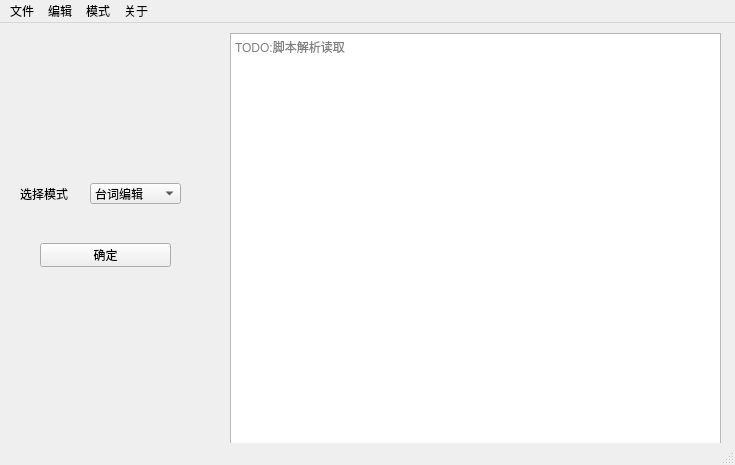
MRSlouzk/Renpy-editor, file src/ui/mainWindow.ui: the form before one commit.
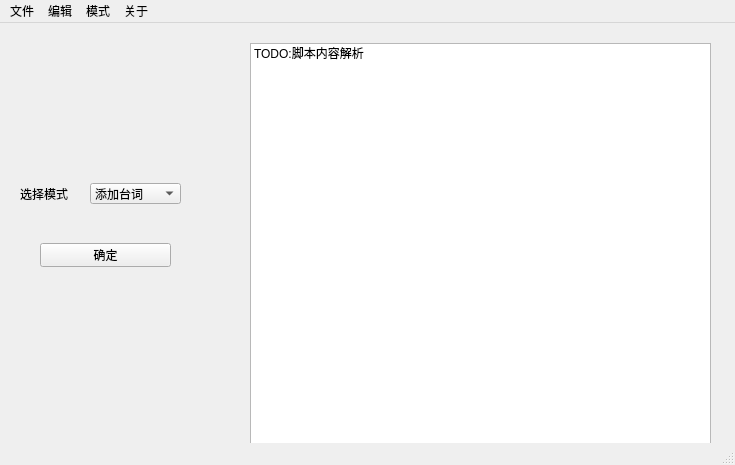
The form after the commit.

```diff
--- a/src/ui/mainWindow.ui
+++ b/src/ui/mainWindow.ui
@@ -37,7 +37,7 @@
      </rect>
     </property>
     <property name="currentText">
-     <string>台词编辑</string>
+     <string>添加台词</string>
     </property>
     <property name="currentIndex">
      <number>0</number>
@@ -45,6 +45,16 @@
     <property name="placeholderText">
      <string/>
     </property>
+    <item>
+     <property name="text">
+      <string>添加台词</string>
+     </property>
+    </item>
+    <item>
+     <property name="text">
+      <string>人物编辑</string>
+     </property>
+    </item>
     <item>
      <property name="text">
       <string>台词编辑</string>
@@ -86,19 +96,6 @@
      </property>
     </item>
    </widget>
-   <widget class="QTextBrowser" name="textBrowserScriptAnazly">
-    <property name="geometry">
-     <rect>
-      <x>230</x>
-      <y>10</y>
-      <width>491</width>
-      <height>411</height>
-     </rect>
-    </property>
-    <property name="placeholderText">
-     <string>TODO:脚本解析读取</string>
-    </property>
-   </widget>
    <widget class="QPushButton" name="pushButtonEnter">
     <property name="geometry">
      <rect>
@@ -112,6 +109,21 @@
      <string>确定</string>
     </property>
    </widget>
+   <widget class="QListWidget" name="listWidget">
+    <property name="geometry">
+     <rect>
+      <x>250</x>
+      <y>20</y>
+      <width>461</width>
+      <height>401</height>
+     </rect>
+    </property>
+    <item>
+     <property name="text">
+      <string>TODO:脚本内容解析</string>
+     </property>
+    </item>
+   </widget>
   </widget>
   <widget class="QMenuBar" name="menubar">
    <property name="geometry">
```
Left out of the diff: 20 changed lines with no effect on the pictures.
